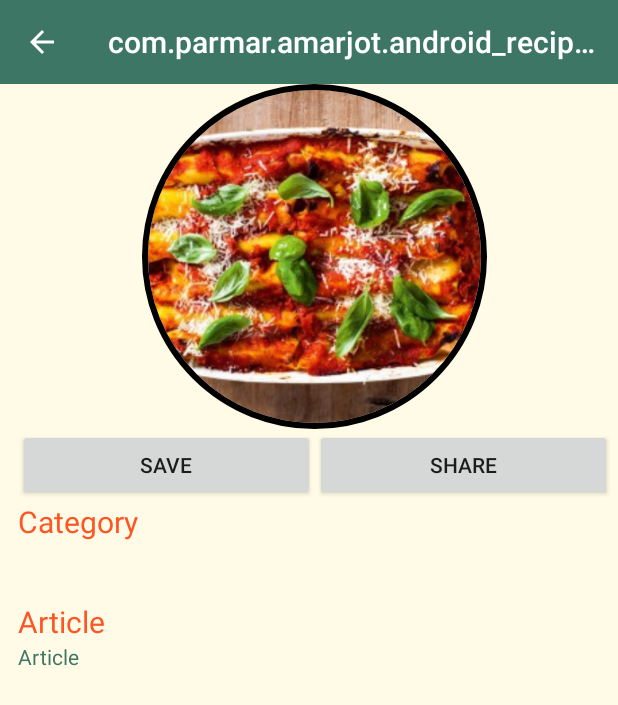
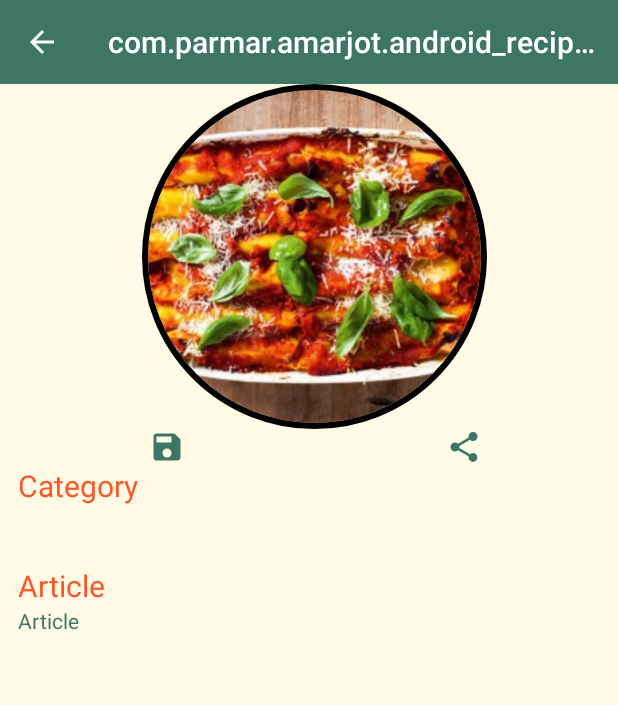
Before and after one commit to ap147/Android-Recipe-Articles-With-Firebase, an Android app: the RecipeDetailsFragment screen opened directly, with no data from a screen before it, on a phone screen of 412 x 824 dp. Shown: the top 705 px of the screen. Run offline under Robolectric (Android 15) with nearby library versions, the phone set to English and light mode, and no system bars; libraries missing offline, so code that uses them is left out: com.mikhaellopez.circularimageview; plain views replace CircularImageView; 8 statements that could not run were skipped.

```diff
--- a/app/src/main/java/com/parmar/amarjot/android_recipe_book_with_firebase/RecipeDetailsFragment.java
+++ b/app/src/main/java/com/parmar/amarjot/android_recipe_book_with_firebase/RecipeDetailsFragment.java
@@ -1,13 +1,16 @@
 package com.parmar.amarjot.android_recipe_book_with_firebase;
 
+import android.annotation.SuppressLint;
 import android.content.Context;
 import android.content.Intent;
+import android.graphics.Color;
 import android.os.Bundle;
 import android.support.v4.app.Fragment;
 import android.view.LayoutInflater;
 import android.view.View;
 import android.view.ViewGroup;
 import android.widget.Button;
+import android.widget.ImageButton;
 import android.widget.ImageView;
 import android.widget.TextView;
 import android.widget.Toast;
@@ -58,10 +61,11 @@ public class RecipeDetailsFragment extends Fragment{
 
     private void setupSaveButton() {
 
-        final Button saveRecipeButton = getView().findViewById(R.id.buttonSaveRecipe);
+        final ImageButton saveRecipeButton = getView().findViewById(R.id.imageButton_save);
         String recipeName = recipe.getName();
         if (localDB.recipeExists(recipeName)) {
-            saveRecipeButton.setText(getString(R.string.text_save));
+
+            saveRecipeButton.setImageResource(R.drawable.ic_baseline_delete_24px);
         }
 
         saveRecipeButton.setOnClickListener(new View.OnClickListener() {
@@ -69,20 +73,20 @@ public class RecipeDetailsFragment extends Fragment{
 
                 if (localDB.recipeExists(recipe.getName())) {
                     unSaveRecipe();
-                    saveRecipeButton.setText(getString(R.string.text_save));
+                    saveRecipeButton.setImageResource(R.drawable.ic_baseline_save_24px);
                 }
                 else {
                     saveRecipe();
-                    saveRecipeButton.setText(getString(R.string.text_remove));
+                    saveRecipeButton.setImageResource(R.drawable.ic_baseline_delete_24px);
                 }
             }
         });
     }
 
+    @SuppressLint("ResourceAsColor")
     private void setupShareButton() {
 
-        final Button shareRecipeButton = getView().findViewById(R.id.buttonShareRecipe);
-
+        final ImageButton shareRecipeButton = getView().findViewById(R.id.imageButton_share);
         shareRecipeButton.setOnClickListener(new View.OnClickListener() {
             public void onClick(View v) {
                 shareRecipe();
--- a/app/src/main/java/com/parmar/amarjot/android_recipe_book_with_firebase/fragment_online_recipe_list.java
+++ b/app/src/main/java/com/parmar/amarjot/android_recipe_book_with_firebase/fragment_online_recipe_list.java
@@ -124,8 +124,6 @@ public class fragment_online_recipe_list extends Fragment {
 
         int count = 0;
         while (data.moveToNext()) {
-            //get the value from the database in column 1
-            //then add it to the ArrayList
             recipe_title[count] = data.getString(1);
             recipe_description[count] = data.getString(2);
             recipe_image_id[count] = Integer.parseInt(data.getString(5));
--- a/app/src/main/res/layout/recipe_details.xml
+++ b/app/src/main/res/layout/recipe_details.xml
@@ -40,19 +40,22 @@
                 android:layout_height="match_parent"
                 android:orientation="horizontal">
 
-                <Button
-                    android:id="@+id/buttonSaveRecipe"
-                    android:layout_width="match_parent"
+                <ImageButton
+                    android:id="@+id/imageButton_save"
+                    android:layout_width="wrap_content"
                     android:layout_height="wrap_content"
                     android:layout_weight="1"
-                    android:text="Save" />
+                    android:background="@android:color/transparent"
+                    android:src="@drawable/ic_baseline_save_24px" />
 
-                <Button
-                    android:id="@+id/buttonShareRecipe"
-                    android:layout_width="match_parent"
+                <ImageButton
+                    android:id="@+id/imageButton_share"
+                    android:layout_width="wrap_content"
                     android:layout_height="wrap_content"
                     android:layout_weight="1"
-                    android:text="Share" />
+                    android:background="@android:color/transparent"
+                    android:src="@drawable/ic_baseline_share_24px" />
+
             </LinearLayout>
 
             <TextView
--- a/app/src/main/res/layout/spinner_dropdown_item.xml
+++ b/app/src/main/res/layout/spinner_dropdown_item.xml
@@ -8,7 +8,7 @@
     android:background="@color/colorPrimary"
     android:gravity="center_vertical"
     android:minHeight="?android:attr/listPreferredItemHeightSmall"
-    android:paddingLeft="12dp"
-    android:paddingRight="12dp"
+    android:paddingLeft="8dp"
+    android:paddingRight="8dp"
     android:textColor="@color/colorBase"
     app:layout_constraintEnd_toEndOf="parent" />
--- a/app/src/main/res/values/strings.xml
+++ b/app/src/main/res/values/strings.xml
@@ -1,5 +1,6 @@
 <resources>
-    <string name="app_name"> Recipe Articles</string>
+    <string name="app_name"> &#160; Recipe Articles &#160; &#160; &#160; &#160; &#160; &#160; &#160;
+        &#160; &#160; &#160; &#160;</string>
     <string name="title_home">Local</string>
     <string name="title_notifications">Online</string>
 
```
